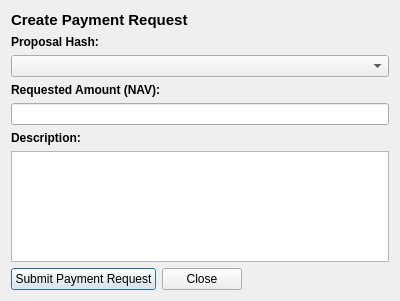
Old version of the form src/qt/forms/communityfundcreatepaymentrequestdialog.ui in the repository navcoin/navcoin-core.
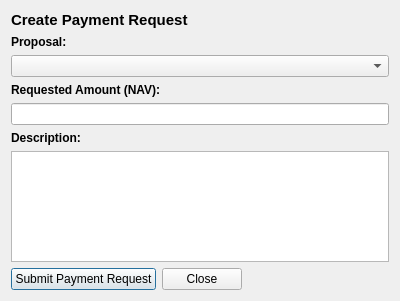
New version of the form. Custom widgets are drawn as their Qt base class.

Commit message: Updated label for proposal

```diff
--- a/src/qt/forms/communityfundcreatepaymentrequestdialog.ui
+++ b/src/qt/forms/communityfundcreatepaymentrequestdialog.ui
@@ -51,7 +51,7 @@
         </font>
        </property>
        <property name="text">
-        <string>Proposal Hash:</string>
+        <string>Proposal:</string>
        </property>
       </widget>
      </item>
```
